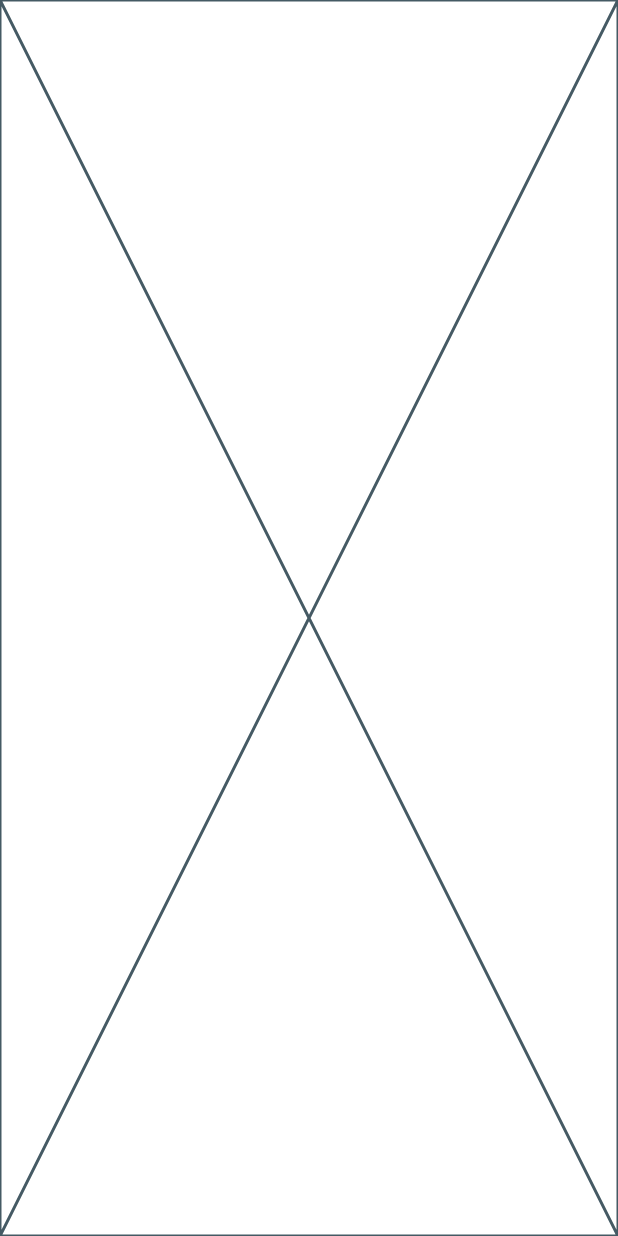
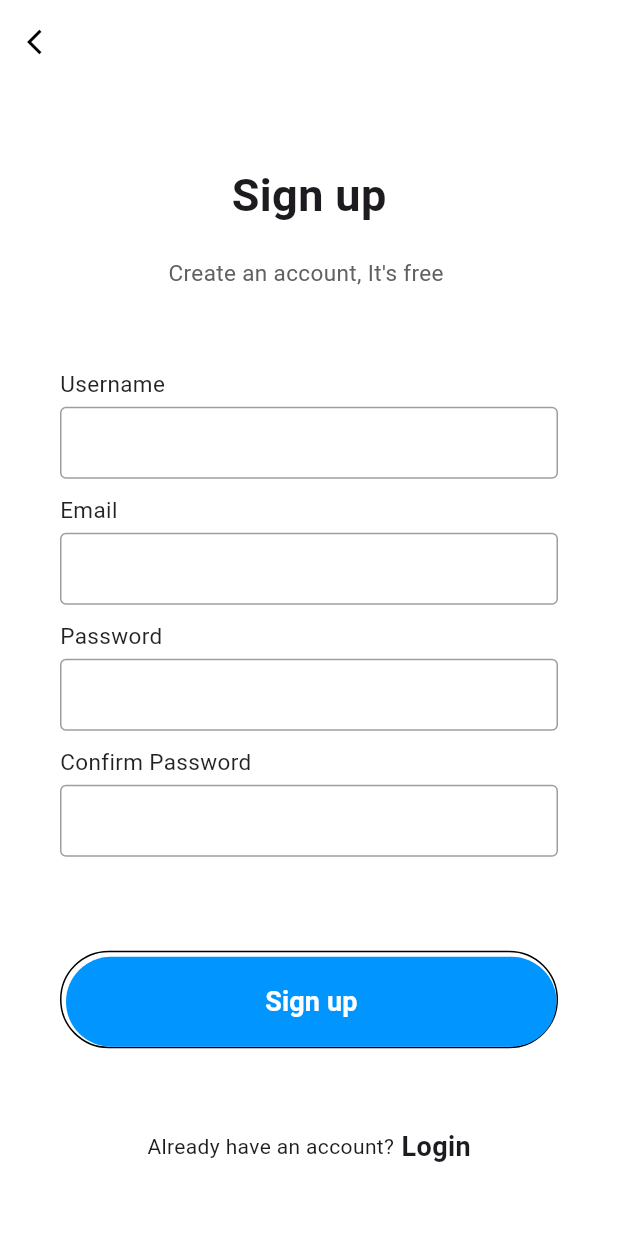
Before and after one commit to abdoulahi21/flutter-gestion_offre, a Flutter app: the screen it shows after launch, after a tap on "Sign up", on a phone screen of 412 x 824 dp. Run offline on Flutter 3.47's test engine with Material 3 defaults, Android fonts, the phone set to English and light mode, and no system bars.

Commit message:
page sign up

```diff
--- a/lib/pages/signup.dart
+++ b/lib/pages/signup.dart
@@ -1,15 +1,162 @@
 import 'package:flutter/material.dart';
+import 'package:flutter/services.dart';
 
-class SignUp extends StatefulWidget {
+class SignUp extends StatelessWidget {
   const SignUp({super.key});
 
   @override
-  State<SignUp> createState() => _SignUpState();
+  Widget build(BuildContext context) {
+    return Scaffold(
+      resizeToAvoidBottomInset: true,
+      backgroundColor: Colors.white,
+      appBar: AppBar(
+        elevation: 0,
+        backgroundColor: Colors.white,
+        leading: IconButton(
+          onPressed: () {
+            Navigator.pop(context);
+          },
+          icon: Icon(Icons.arrow_back_ios,
+            size: 20,
+            color: Colors.black,),
+
+
+        ), systemOverlayStyle: SystemUiOverlayStyle.dark,
+      ),
+      body: SingleChildScrollView(
+        child: Container(
+          padding: EdgeInsets.symmetric(horizontal: 40),
+          height: MediaQuery.of(context).size.height - 50,
+          width: double.infinity,
+          child: Column(
+            mainAxisAlignment: MainAxisAlignment.spaceEvenly,
+            children: <Widget>[
+              Column(
+                children: <Widget>[
+                  Text("Sign up",
+                    style: TextStyle(
+                      fontSize: 30,
+                      fontWeight: FontWeight.bold,
+
+                    ),),
+                  SizedBox(height: 20,),
+                  Text("Create an account, It's free ",
+                    style: TextStyle(
+                        fontSize: 15,
+                        color:Colors.grey[700]),)
+
+
+                ],
+              ),
+              Column(
+                children: <Widget>[
+                  inputFile(label: "Username"),
+                  inputFile(label: "Email"),
+                  inputFile(label: "Password", obscureText: true),
+                  inputFile(label: "Confirm Password ", obscureText: true),
+                ],
+              ),
+              Container(
+                padding: EdgeInsets.only(top: 3, left: 3),
+                decoration:
+                BoxDecoration(
+                    borderRadius: BorderRadius.circular(50),
+                    border: Border(
+                      bottom: BorderSide(color: Colors.black),
+                      top: BorderSide(color: Colors.black),
+                      left: BorderSide(color: Colors.black),
+                      right: BorderSide(color: Colors.black),
+
+                    )
+
+                ),
+                child: MaterialButton(
+                  minWidth: double.infinity,
+                  height: 60,
+                  onPressed: () {},
+                  color: Color(0xff0095FF),
+                  elevation: 0,
+                  shape: RoundedRectangleBorder(
+                    borderRadius: BorderRadius.circular(50),
+
+                  ),
+                  child: Text(
+                    "Sign up", style: TextStyle(
+                    fontWeight: FontWeight.w600,
+                    fontSize: 18,
+                    color: Colors.white,
+
+                  ),
+                  ),
+
+                ),
+
+
+              ),
+              Row(
+                mainAxisAlignment: MainAxisAlignment.center,
+                children: <Widget>[
+                  Text("Already have an account?"),
+                  Text(" Login", style:TextStyle(
+                      fontWeight: FontWeight.w600,
+                      fontSize: 18
+                  ),
+                  )
+                ],
+              )
+
+
+
+            ],
+
+          ),
+
+
+        ),
+
+      ),
+
+    );
+  }
 }
 
-class _SignUpState extends State<SignUp> {
-  @override
-  Widget build(BuildContext context) {
-    return const Placeholder();
+
+
+// we will be creating a widget for text field
+Widget inputFile({label, obscureText = false})
+{
+  return Column(
+    crossAxisAlignment: CrossAxisAlignment.start,
+    children: <Widget>[
+      Text(
+        label,
+        style: TextStyle(
+            fontSize: 15,
+            fontWeight: FontWeight.w400,
+            color:Colors.black87
+        ),
+
+      ),
+      SizedBox(
+        height: 5,
+      ),
+      TextField(
+        obscureText: obscureText,
+        decoration: InputDecoration(
+            contentPadding: EdgeInsets.symmetric(vertical: 0,
+                horizontal: 10),
+            enabledBorder: OutlineInputBorder(
+              borderSide: BorderSide(
+                  color: Colors.grey
+              ),
+
+            ),
+            border: OutlineInputBorder(
+                borderSide: BorderSide(color: Colors.grey)
+            )
+        ),
+      ),
+      SizedBox(height: 10,)
+    ],
+  );
   }
-}
```
